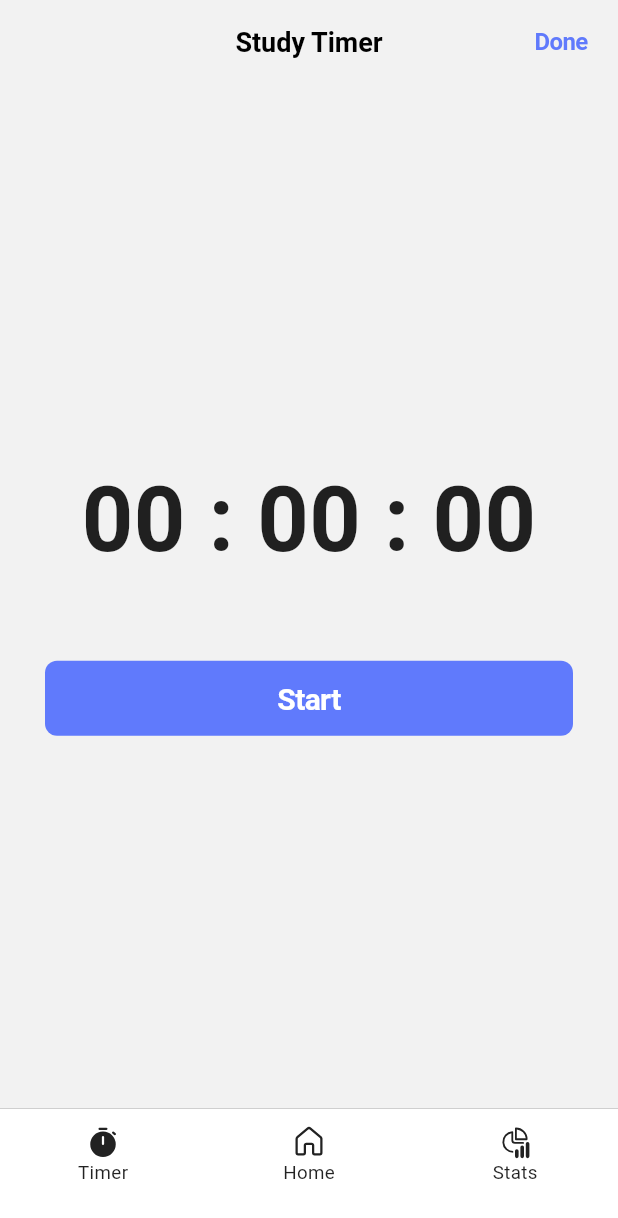
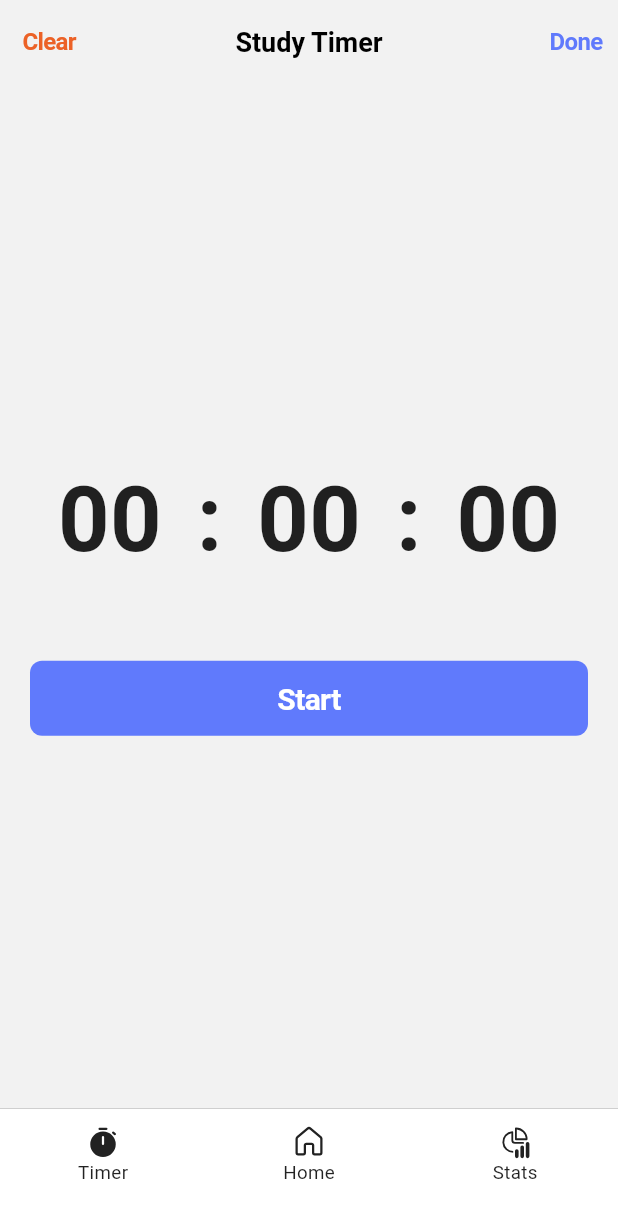
Before and after one commit to James1412/study_timer, a Flutter app: the screen it shows after launch, on a phone screen of 412 x 824 dp. Shown: the top 1218 px of the screen. Run offline on Flutter 3.47's test engine with Material 3 defaults, Android fonts, the phone set to English and light mode, and no system bars; our stand-ins replace fluentui_system_icons, gap.

Commit message:
⏹️  clear timer button

```diff
--- a/lib/features/navigation/main_navigation_screen.dart
+++ b/lib/features/navigation/main_navigation_screen.dart
@@ -3,8 +3,8 @@ import 'dart:io';
 import 'package:fluentui_system_icons/fluentui_system_icons.dart';
 import 'package:flutter/material.dart';
 import 'package:flutter/services.dart';
+import 'package:study_timer/features/home/home_screen.dart';
 import 'package:study_timer/features/navigation/widgets/navigation_button.dart';
-import 'package:study_timer/features/home/home_screen.dart';
 import 'package:study_timer/features/stats/stats_screen.dart';
 import 'package:study_timer/features/timer/timer_screen.dart';
 
@@ -17,11 +17,6 @@ class MainNavigationScreen extends StatefulWidget {
 
 class _MainNavigationScreenState extends State<MainNavigationScreen> {
   int index = 0;
-  List<Widget> screens = [
-    const TimerScreen(),
-    const HomeScreen(),
-    const StatsScreen(),
-  ];
 
   void onScreenChange(int newIndex) {
     if (Platform.isIOS) {
@@ -35,7 +30,23 @@ class _MainNavigationScreenState extends State<MainNavigationScreen> {
   @override
   Widget build(BuildContext context) {
     return Scaffold(
-      body: screens[index],
+      resizeToAvoidBottomInset: false,
+      body: Stack(
+        children: [
+          Offstage(
+            offstage: index != 0,
+            child: const TimerScreen(),
+          ),
+          Offstage(
+            offstage: index != 1,
+            child: const HomeScreen(),
+          ),
+          Offstage(
+            offstage: index != 2,
+            child: const StatsScreen(),
+          ),
+        ],
+      ),
       bottomNavigationBar: Container(
         height: 85,
         padding: const EdgeInsets.only(top: 10),
--- a/lib/features/timer/timer_screen.dart
+++ b/lib/features/timer/timer_screen.dart
@@ -1,8 +1,12 @@
+import 'dart:async';
 import 'dart:io';
 import 'package:flutter/cupertino.dart';
 import 'package:flutter/material.dart';
 import 'package:flutter/services.dart';
+import 'package:gap/gap.dart';
 import 'package:study_timer/features/themes/colors.dart';
+import 'package:study_timer/features/themes/dark%20mode/utils.dart';
+import 'package:study_timer/features/timer/widgets/time_card.dart';
 
 class TimerScreen extends StatefulWidget {
   const TimerScreen({super.key});
@@ -13,6 +17,27 @@ class TimerScreen extends StatefulWidget {
 
 class _TimerScreenState extends State<TimerScreen> {
   bool isPlaying = false;
+  Duration duration = const Duration();
+  Timer? timer;
+  TextEditingController? controller;
+
+  void startTimer() {
+    timer = Timer.periodic(const Duration(seconds: 1), (_) => addTime());
+  }
+
+  void stopTimer() {
+    if (timer != null) {
+      timer!.cancel();
+    }
+  }
+
+  void addTime() {
+    const addSeconds = 1;
+    setState(() {
+      final seconds = duration.inSeconds + addSeconds;
+      duration = Duration(seconds: seconds);
+    });
+  }
 
   void togglePlay() {
     if (Platform.isIOS) {
@@ -21,16 +46,118 @@ class _TimerScreenState extends State<TimerScreen> {
     setState(() {
       isPlaying = !isPlaying;
     });
+    if (isPlaying) {
+      startTimer();
+    } else {
+      stopTimer();
     }
+  }
+
+  void onClearTap() {
+    showCupertinoDialog(
+      context: context,
+      builder: (context) => CupertinoAlertDialog(
+        title: const Text("Clear the timer?"),
+        content: const Text("It will clear and reset the timer"),
+        actions: [
+          CupertinoDialogAction(
+            isDefaultAction: true,
+            textStyle: TextStyle(color: blueButtonColor),
+            child: const Text("Cancel"),
+            onPressed: () => Navigator.pop(context),
+          ),
+          CupertinoDialogAction(
+            isDestructiveAction: true,
+            child: const Text("Clear"),
+            onPressed: () {
+              if (timer != null) {
+                duration = const Duration();
+                timer!.cancel();
+                timer = null;
+                isPlaying = false;
+                setState(() {});
+              }
+              Navigator.pop(context);
+            },
+          ),
+        ],
+      ),
+    );
+  }
+
+  void onDoneTap() async {
+    controller = TextEditingController();
+    await showCupertinoDialog(
+      context: context,
+      builder: (context) => CupertinoAlertDialog(
+        title: const Text("Done studying?"),
+        content: Padding(
+          padding: const EdgeInsets.symmetric(vertical: 10.0),
+          child: CupertinoTextField(
+            placeholder: "Subject name",
+            controller: controller,
+            cursorColor: blueButtonColor,
+            style: TextStyle(
+                color: isDarkMode(context) ? Colors.white : Colors.black),
+          ),
+        ),
+        actions: [
+          CupertinoDialogAction(
+            isDestructiveAction: true,
+            child: const Text("Cancel"),
+            onPressed: () => Navigator.pop(context),
+          ),
+          CupertinoDialogAction(
+            isDefaultAction: true,
+            textStyle: TextStyle(color: blueButtonColor),
+            child: const Text("Done"),
+            onPressed: () {
+              print(controller!.text + duration.toString());
+              if (timer != null) {
+                duration = const Duration();
+                timer!.cancel();
+                timer = null;
+                isPlaying = false;
+                setState(() {});
+              }
+              Navigator.pop(context);
+            },
+          ),
+        ],
+      ),
+    );
+    controller!.dispose();
+  }
+
+  String twoDigits(int n) => n.toString().padLeft(2, '0');
 
   @override
   Widget build(BuildContext context) {
+    final minutes = twoDigits(duration.inMinutes.remainder(60));
+    final seconds = twoDigits(duration.inSeconds.remainder(60));
+    final hours = twoDigits(duration.inHours);
+
     return Scaffold(
+      resizeToAvoidBottomInset: false,
       appBar: AppBar(
         centerTitle: true,
         title: const Text("Study Timer"),
+        leading: CupertinoButton(
+          padding: const EdgeInsets.only(left: 10.0),
+          onPressed: onClearTap,
+          child: Text(
+            "Clear",
+            style: TextStyle(
+              color: redButtonColor,
+              fontSize: 16,
+              fontWeight: FontWeight.bold,
+            ),
+          ),
+        ),
         actions: [
           CupertinoButton(
+            padding: const EdgeInsets.symmetric(horizontal: 10.0),
+            onPressed: onDoneTap,
             child: Text(
               "Done",
               style: TextStyle(
@@ -39,29 +166,37 @@ class _TimerScreenState extends State<TimerScreen> {
                 fontWeight: FontWeight.bold,
               ),
             ),
-            onPressed: () {},
           ),
         ],
       ),
       body: Padding(
-        padding: const EdgeInsets.symmetric(horizontal: 30.0),
+        padding: const EdgeInsets.symmetric(horizontal: 10.0),
         child: Column(
           mainAxisAlignment: MainAxisAlignment.center,
           children: [
-            const FittedBox(
-              fit: BoxFit.scaleDown,
-              child: Text(
-                "00 : 00 : 00",
-                style: TextStyle(
-                  fontSize: 60,
-                  fontWeight: FontWeight.w600,
+            Row(
+              mainAxisAlignment: MainAxisAlignment.center,
+              crossAxisAlignment: CrossAxisAlignment.center,
+              children: [
+                TimeCard(text: hours),
+                const Text(
+                  ":",
+                  style: TextStyle(fontSize: 60, fontWeight: FontWeight.w600),
+                  textAlign: TextAlign.center,
                 ),
+                TimeCard(text: minutes),
+                const Text(
+                  ":",
+                  style: TextStyle(fontSize: 60, fontWeight: FontWeight.w600),
+                  textAlign: TextAlign.center,
                 ),
+                TimeCard(text: seconds),
+              ],
             ),
-            const SizedBox(
-              height: 50,
-            ),
-            CupertinoButton(
+            const Gap(50),
+            Padding(
+              padding: const EdgeInsets.symmetric(horizontal: 10.0),
+              child: CupertinoButton(
                 padding: EdgeInsets.zero,
                 onPressed: togglePlay,
                 child: Container(
@@ -73,7 +208,11 @@ class _TimerScreenState extends State<TimerScreen> {
                   ),
                   child: Center(
                     child: Text(
-                    isPlaying ? "Stop" : "Start",
+                      isPlaying
+                          ? "Stop"
+                          : timer == null
+                              ? "Start"
+                              : "Resume",
                       style: const TextStyle(
                         color: Colors.white,
                         fontWeight: FontWeight.w600,
@@ -84,6 +223,7 @@ class _TimerScreenState extends State<TimerScreen> {
                   ),
                 ),
               ),
+            ),
           ],
         ),
       ),
--- /dev/null
+++ b/lib/features/timer/widgets/time_card.dart
@@ -0,0 +1,21 @@
+import 'package:flutter/material.dart';
+
+class TimeCard extends StatelessWidget {
+  final String text;
+  const TimeCard({super.key, required this.text});
+
+  @override
+  Widget build(BuildContext context) {
+    return SizedBox(
+      width: (MediaQuery.of(context).size.width - 65) / 3,
+      child: FittedBox(
+        fit: BoxFit.scaleDown,
+        child: Text(
+          text,
+          style: const TextStyle(fontSize: 60, fontWeight: FontWeight.w600),
+          textAlign: TextAlign.center,
+        ),
+      ),
+    );
+  }
+}
--- a/pubspec.yaml
+++ b/pubspec.yaml
@@ -39,6 +39,7 @@ dependencies:
   fluentui_system_icons: ^1.1.229
   intl: ^0.19.0
   provider: ^6.1.2
+  gap: ^3.0.1
 
 flutter_launcher_icons:
   android: "launcher_icon"
```
Also changed, not shown: pubspec.lock. Lines whose indentation alone changed are shown as unchanged.
